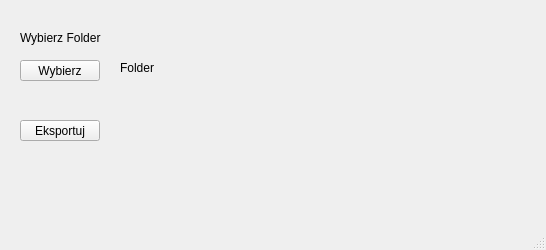
Before: the Qt Designer form Zwrotomat/eksporter.ui in ErySzmyt/Zwrotomat, drawn with Qt 5.
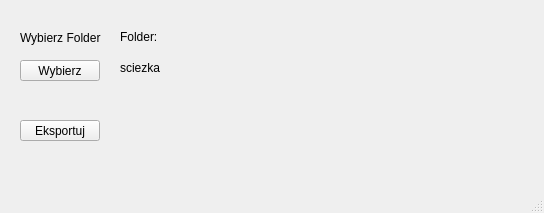
After: the same form once the commit is applied.

```diff
--- a/Zwrotomat/eksporter.ui
+++ b/Zwrotomat/eksporter.ui
@@ -6,8 +6,8 @@
    <rect>
     <x>0</x>
     <y>0</y>
-    <width>546</width>
-    <height>250</height>
+    <width>544</width>
+    <height>213</height>
    </rect>
   </property>
   <property name="windowTitle">
@@ -24,7 +24,7 @@
      </rect>
     </property>
     <property name="text">
-     <string>Folder</string>
+     <string>sciezka</string>
     </property>
    </widget>
    <widget class="QPushButton" name="export_2">
@@ -66,6 +66,19 @@
      <string>Wybierz Folder</string>
     </property>
    </widget>
+   <widget class="QLabel" name="label_2">
+    <property name="geometry">
+     <rect>
+      <x>120</x>
+      <y>30</y>
+      <width>47</width>
+      <height>13</height>
+     </rect>
+    </property>
+    <property name="text">
+     <string>Folder:</string>
+    </property>
+   </widget>
   </widget>
   <widget class="QMenuBar" name="menubar">
    <property name="geometry">
```
Left out of the diff: 2 changed lines with no effect on the pictures.
